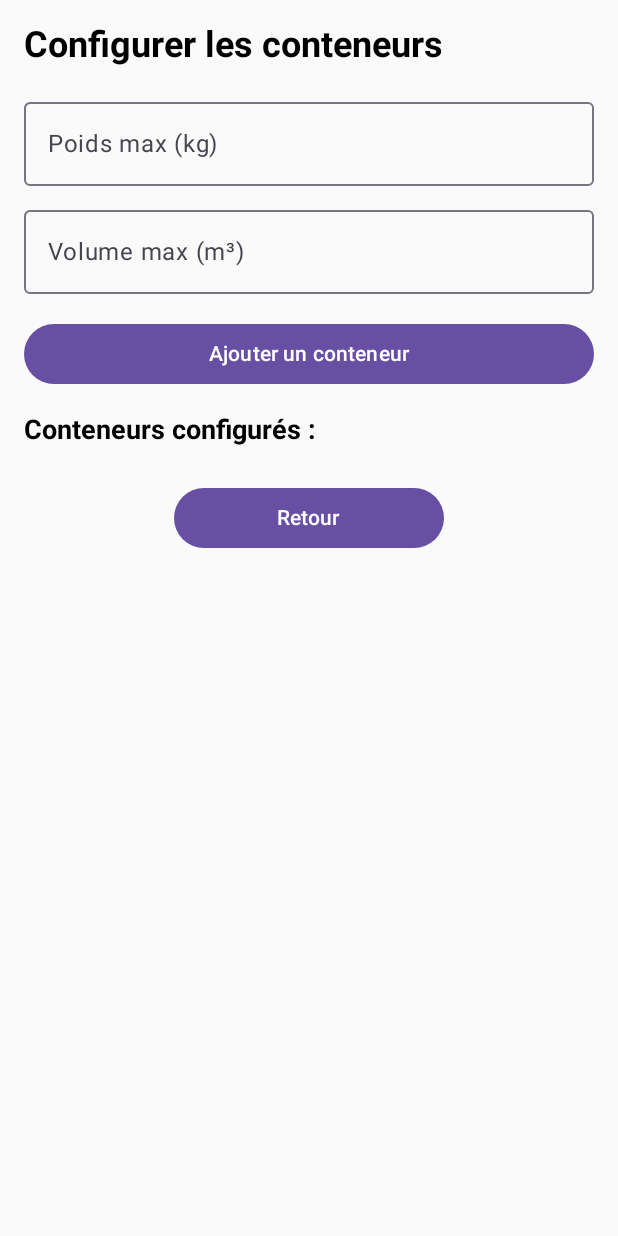
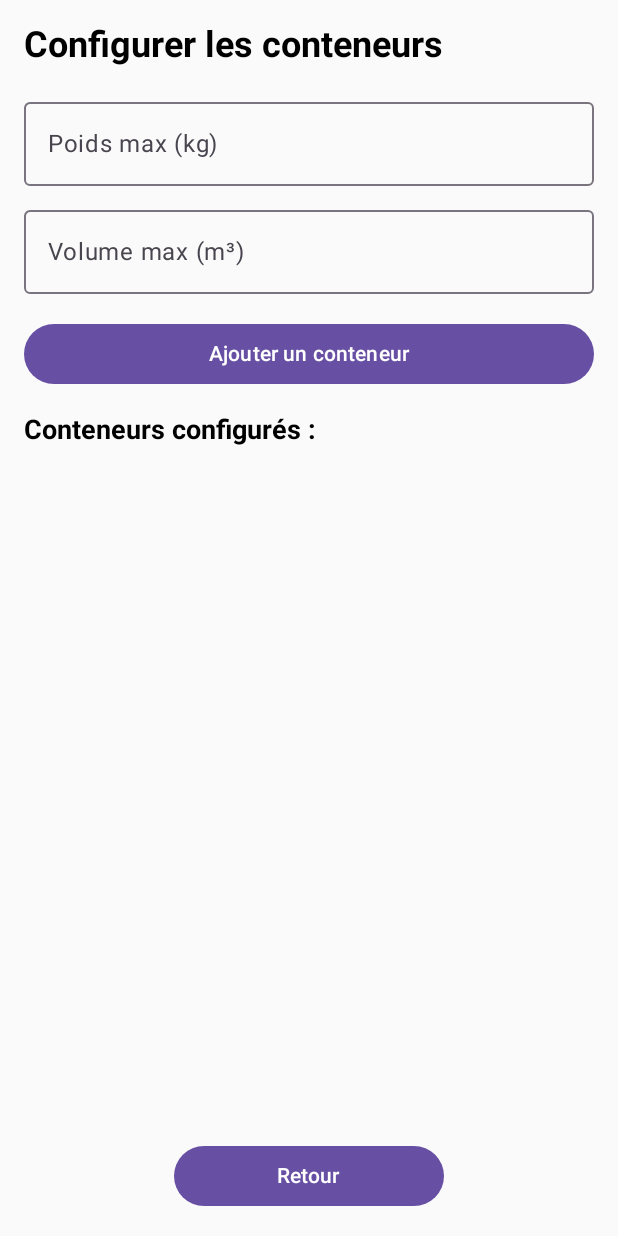
Before and after one commit to walidassafiri/tpMobile, an Android app built with Jetpack Compose: the ConfigurerConteneursScreen screen opened through its navigation route, on a phone screen of 412 x 824 dp. Run offline under Robolectric (Android 15) with nearby library versions, the phone set to English and light mode, and no system bars.

Commit message:
ajout d'un espace limité pour la liste des commandes et les conteneurs dans l'ecran configurerconteneur

```diff
--- a/app/src/main/java/com/example/tpmobile/ui/screens/ConfigurerConteneursScreen.kt
+++ b/app/src/main/java/com/example/tpmobile/ui/screens/ConfigurerConteneursScreen.kt
@@ -87,7 +87,6 @@ fun ConfigurerConteneursScreen(
 
         Spacer(modifier = Modifier.height(16.dp))
 
-        // Liste des conteneurs configurés
         Text(
             text = "Conteneurs configurés :",
             fontSize = 18.sp,
@@ -95,7 +94,9 @@ fun ConfigurerConteneursScreen(
             modifier = Modifier.padding(bottom = 8.dp)
         )
 
-        LazyColumn {
+        LazyColumn(
+            modifier = Modifier.weight(1f)
+        ) {
             items(conteneurs) { conteneur ->
                 ConteneurConfigItem(
                     conteneur = conteneur,
@@ -105,6 +106,7 @@ fun ConfigurerConteneursScreen(
         }
 
         Spacer(modifier = Modifier.height(16.dp))
+
 
         Button(
             onClick = { navController.popBackStack() },
--- a/app/src/main/java/com/example/tpmobile/ui/screens/MainScreen.kt
+++ b/app/src/main/java/com/example/tpmobile/ui/screens/MainScreen.kt
@@ -1,5 +1,7 @@
 package com.example.tpmobile.ui.screens
 
+import androidx.compose.foundation.border
+import androidx.compose.foundation.layout.Box
 import androidx.compose.foundation.layout.Column
 import androidx.compose.foundation.layout.Spacer
 import androidx.compose.foundation.layout.fillMaxSize
@@ -9,7 +11,9 @@ import androidx.compose.foundation.layout.padding
 import androidx.compose.foundation.lazy.LazyColumn
 import androidx.compose.foundation.lazy.items
 import androidx.compose.foundation.lazy.itemsIndexed
+import androidx.compose.foundation.rememberScrollState
 import androidx.compose.foundation.shape.RoundedCornerShape
+import androidx.compose.foundation.verticalScroll
 import androidx.compose.material3.Button
 import androidx.compose.material3.Card
 import androidx.compose.material3.CardDefaults
@@ -149,13 +153,26 @@ fun MainScreen(
             )
         }
 
-        items(commandes) { commande ->
+        item {
+            Box(
+                modifier = Modifier
+                    .fillMaxWidth()
+                    .height(300.dp)
+                    .border(1.dp, Color.Gray, RoundedCornerShape(8.dp))
+                    .padding(8.dp)
+                    .verticalScroll(rememberScrollState())
+            ) {
+                Column {
+                    commandes.forEach { commande ->
                         val estAffectee = commande.numero in commandesAffectees
                         CommandeItem(
                             commande = commande,
                             estAffectee = estAffectee,
                             onClick = { navController.navigate("detail/${commande.numero}") }
                         )
+                    }
+                }
+            }
         }
 
         item {
```
Lines whose indentation alone changed are shown as unchanged.
